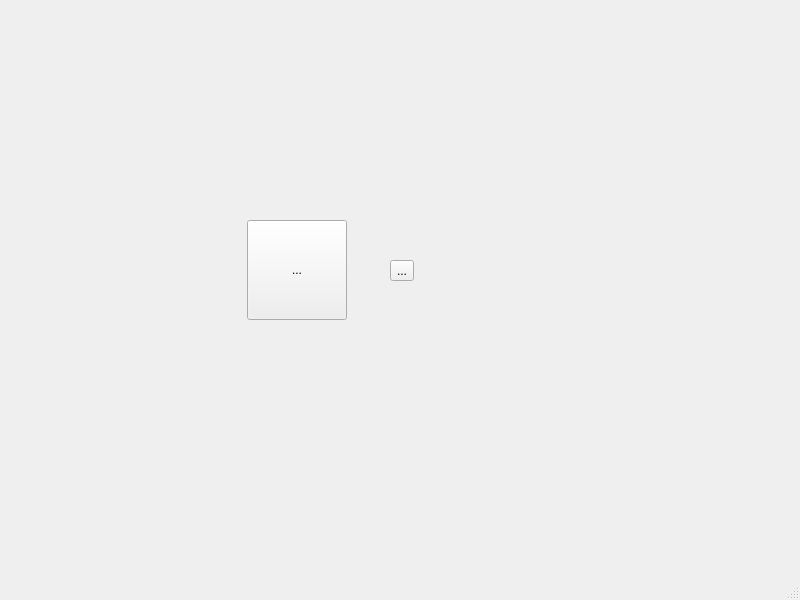
Above: calibrator/untitled.ui from Dmitriy7681432/repo before the change. Below: the same form after it.
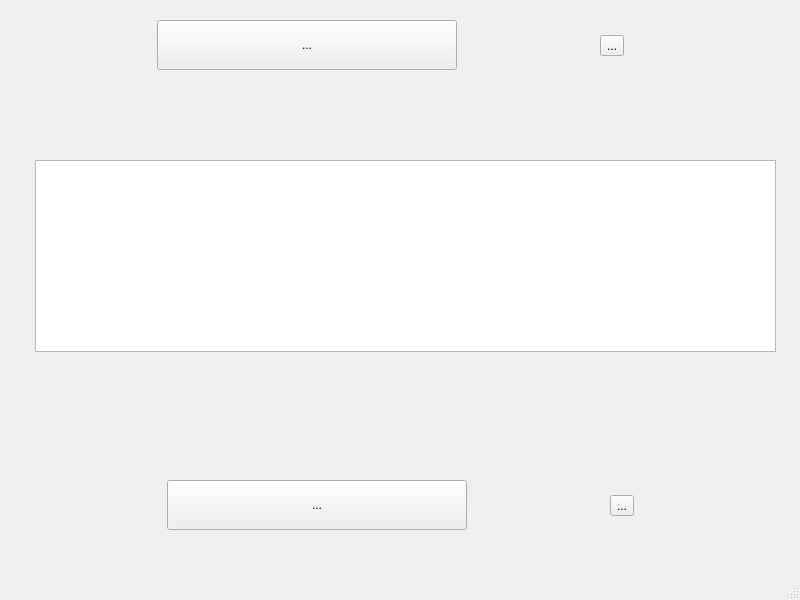
That is the form after the change.

Commit message: Интерфейс калибратора. Связываю кнопки действия с кнопками блоков

What changed in the file:
```diff
--- a/calibrator/untitled.ui
+++ b/calibrator/untitled.ui
@@ -17,25 +17,34 @@
    <widget class="QWidget" name="horizontalLayoutWidget">
     <property name="geometry">
      <rect>
-      <x>210</x>
-      <y>170</y>
-      <width>241</width>
-      <height>201</height>
+      <x>20</x>
+      <y>10</y>
+      <width>741</width>
+      <height>71</height>
      </rect>
     </property>
     <layout class="QHBoxLayout" name="horizontalLayout">
      <item>
       <widget class="QToolButton" name="toolButton">
+       <property name="enabled">
+        <bool>true</bool>
+       </property>
        <property name="sizePolicy">
         <sizepolicy hsizetype="Fixed" vsizetype="Fixed">
          <horstretch>0</horstretch>
          <verstretch>0</verstretch>
         </sizepolicy>
        </property>
+       <property name="minimumSize">
+        <size>
+         <width>0</width>
+         <height>0</height>
+        </size>
+       </property>
        <property name="maximumSize">
         <size>
-         <width>100</width>
-         <height>100</height>
+         <width>300</width>
+         <height>50</height>
         </size>
        </property>
        <property name="text">
@@ -52,6 +61,63 @@
      </item>
     </layout>
    </widget>
+   <widget class="QWidget" name="horizontalLayoutWidget_2">
+    <property name="geometry">
+     <rect>
+      <x>30</x>
+      <y>470</y>
+      <width>741</width>
+      <height>71</height>
+     </rect>
+    </property>
+    <layout class="QHBoxLayout" name="horizontalLayout_4">
+     <item>
+      <widget class="QToolButton" name="toolButton_3">
+       <property name="enabled">
+        <bool>true</bool>
+       </property>
+       <property name="sizePolicy">
+        <sizepolicy hsizetype="Fixed" vsizetype="Fixed">
+         <horstretch>0</horstretch>
+         <verstretch>0</verstretch>
+        </sizepolicy>
+       </property>
+       <property name="minimumSize">
+        <size>
+         <width>0</width>
+         <height>0</height>
+        </size>
+       </property>
+       <property name="maximumSize">
+        <size>
+         <width>300</width>
+         <height>50</height>
+        </size>
+       </property>
+       <property name="text">
+        <string>...</string>
+       </property>
+      </widget>
+     </item>
+     <item>
+      <widget class="QToolButton" name="toolButton_4">
+       <property name="text">
+        <string>...</string>
+       </property>
+      </widget>
+     </item>
+    </layout>
+   </widget>
+   <widget class="QTableWidget" name="tableWidget">
+    <property name="geometry">
+     <rect>
+      <x>35</x>
+      <y>160</y>
+      <width>741</width>
+      <height>192</height>
+     </rect>
+    </property>
+   </widget>
   </widget>
   <widget class="QMenuBar" name="menubar">
    <property name="geometry">
```
The commit also changes 2 other files.
